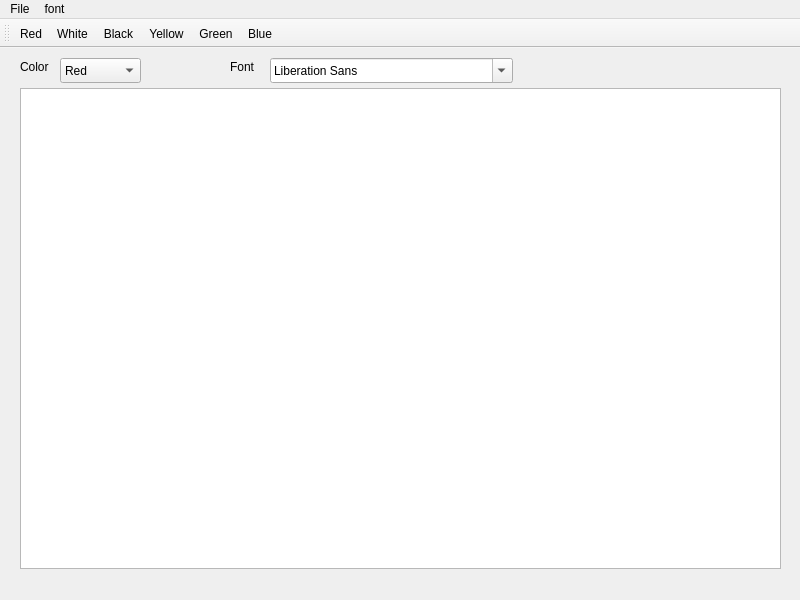
Khaled-Waled/NotaPadQT, file mainwindow.ui: the form before one commit.
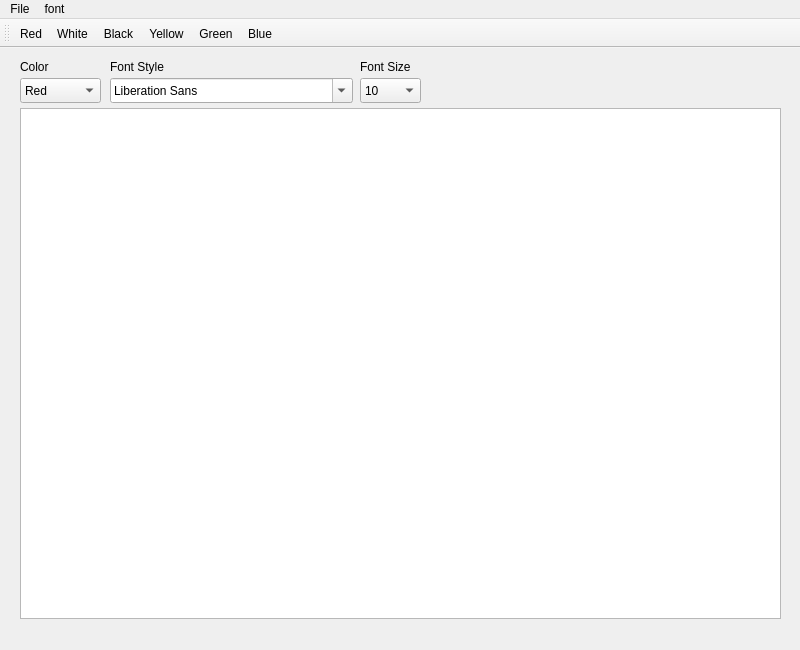
The form after the commit. Icons and pictures are not drawn.

The edit to the form file:
```diff
--- a/mainwindow.ui
+++ b/mainwindow.ui
@@ -7,9 +7,21 @@
     <x>0</x>
     <y>0</y>
     <width>800</width>
-    <height>600</height>
+    <height>650</height>
    </rect>
   </property>
+  <property name="minimumSize">
+   <size>
+    <width>800</width>
+    <height>650</height>
+   </size>
+  </property>
+  <property name="maximumSize">
+   <size>
+    <width>800</width>
+    <height>650</height>
+   </size>
+  </property>
   <property name="windowTitle">
    <string>MainWindow</string>
   </property>
@@ -18,9 +30,9 @@
     <property name="geometry">
      <rect>
       <x>20</x>
-      <y>40</y>
+      <y>60</y>
       <width>761</width>
-      <height>481</height>
+      <height>511</height>
      </rect>
     </property>
     <layout class="QVBoxLayout" name="verticalLayout">
@@ -32,8 +44,8 @@
    <widget class="QComboBox" name="comboBox">
     <property name="geometry">
      <rect>
-      <x>60</x>
-      <y>10</y>
+      <x>20</x>
+      <y>30</y>
       <width>81</width>
       <height>25</height>
      </rect>
@@ -109,8 +121,8 @@
    <widget class="QFontComboBox" name="fontComboBox">
     <property name="geometry">
      <rect>
-      <x>270</x>
-      <y>10</y>
+      <x>110</x>
+      <y>30</y>
       <width>243</width>
       <height>25</height>
      </rect>
@@ -119,14 +131,87 @@
    <widget class="QLabel" name="FontLabel">
     <property name="geometry">
      <rect>
-      <x>230</x>
+      <x>110</x>
       <y>10</y>
-      <width>41</width>
+      <width>71</width>
       <height>17</height>
      </rect>
     </property>
     <property name="text">
-     <string>Font</string>
+     <string>Font Style</string>
+    </property>
+   </widget>
+   <widget class="QComboBox" name="comboBox_2">
+    <property name="geometry">
+     <rect>
+      <x>360</x>
+      <y>30</y>
+      <width>61</width>
+      <height>25</height>
+     </rect>
+    </property>
+    <item>
+     <property name="text">
+      <string>10</string>
+     </property>
+    </item>
+    <item>
+     <property name="text">
+      <string>12</string>
+     </property>
+    </item>
+    <item>
+     <property name="text">
+      <string>14</string>
+     </property>
+    </item>
+    <item>
+     <property name="text">
+      <string>16</string>
+     </property>
+    </item>
+    <item>
+     <property name="text">
+      <string>20</string>
+     </property>
+    </item>
+    <item>
+     <property name="text">
+      <string>24</string>
+     </property>
+    </item>
+    <item>
+     <property name="text">
+      <string>28</string>
+     </property>
+    </item>
+    <item>
+     <property name="text">
+      <string>32</string>
+     </property>
+    </item>
+    <item>
+     <property name="text">
+      <string>45</string>
+     </property>
+    </item>
+    <item>
+     <property name="text">
+      <string>72</string>
+     </property>
+    </item>
+   </widget>
+   <widget class="QLabel" name="sizeLabel">
+    <property name="geometry">
+     <rect>
+      <x>360</x>
+      <y>10</y>
+      <width>51</width>
+      <height>17</height>
+     </rect>
+    </property>
+    <property name="text">
+     <string>Font Size</string>
     </property>
    </widget>
   </widget>
```
Left out of the diff: 2 changed lines with no effect on the pictures.
